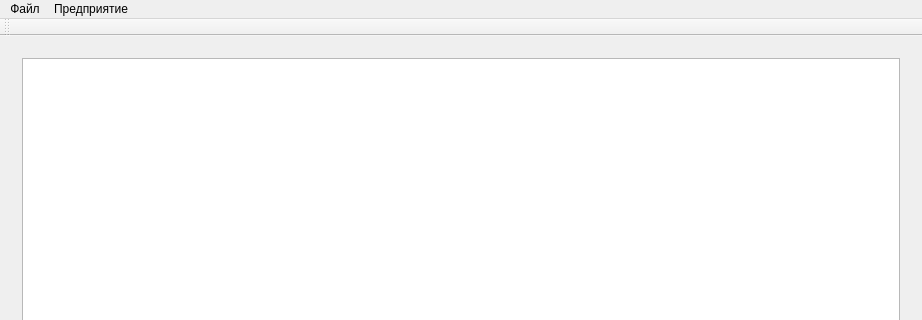
Before: the Qt Designer form SalaryCount/SalaryCount/salarycount.ui in artemkurylev/mdkp, drawn with Qt 5; both pictures show x 0 to 922 and y 0 to 320 of the 922 by 669 pixel window.
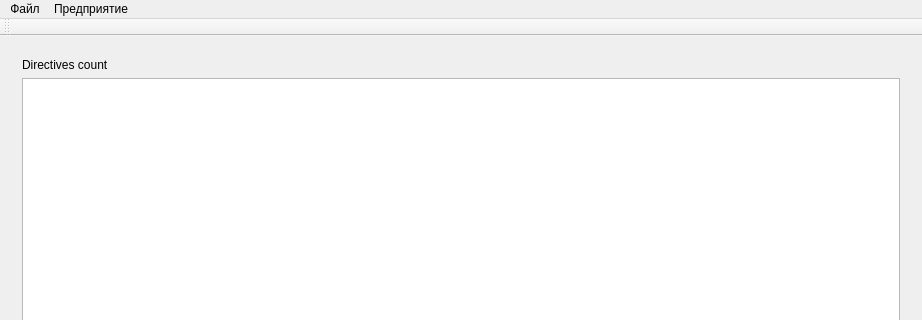
After: the same form once the commit is applied. The open tabs and pages were chosen to show the change. Icons and pictures are not drawn.

Commit message: Добавлена надпись о количестве приказов на страницу приказов, Оптимизация заполнения списка

Patch:
```diff
--- a/SalaryCount/SalaryCount/salarycount.ui
+++ b/SalaryCount/SalaryCount/salarycount.ui
@@ -1070,10 +1070,7 @@
       </widget>
       <widget class="QWidget" name="HireDirectivesPage">
        <layout class="QGridLayout" name="gridLayout_11">
-        <item row="0" column="0">
-         <widget class="QListWidget" name="directiveList"/>
-        </item>
-        <item row="1" column="0">
+        <item row="2" column="0">
          <widget class="QPushButton" name="showDirectiveBtn">
           <property name="enabled">
            <bool>false</bool>
@@ -1083,6 +1080,16 @@
           </property>
          </widget>
         </item>
+        <item row="0" column="0">
+         <widget class="QLabel" name="DirectivesNumber_label_2">
+          <property name="text">
+           <string>Directives count</string>
+          </property>
+         </widget>
+        </item>
+        <item row="1" column="0">
+         <widget class="QListWidget" name="directiveList"/>
+        </item>
        </layout>
       </widget>
      </widget>
```
The commit also changes 1 other file.
